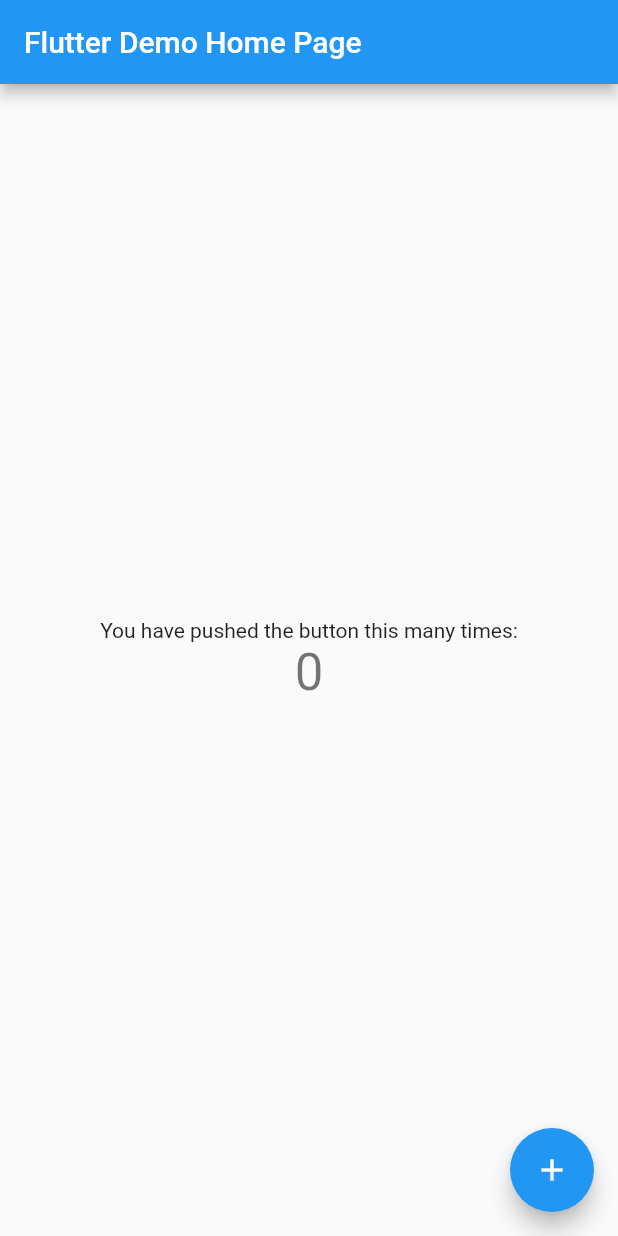
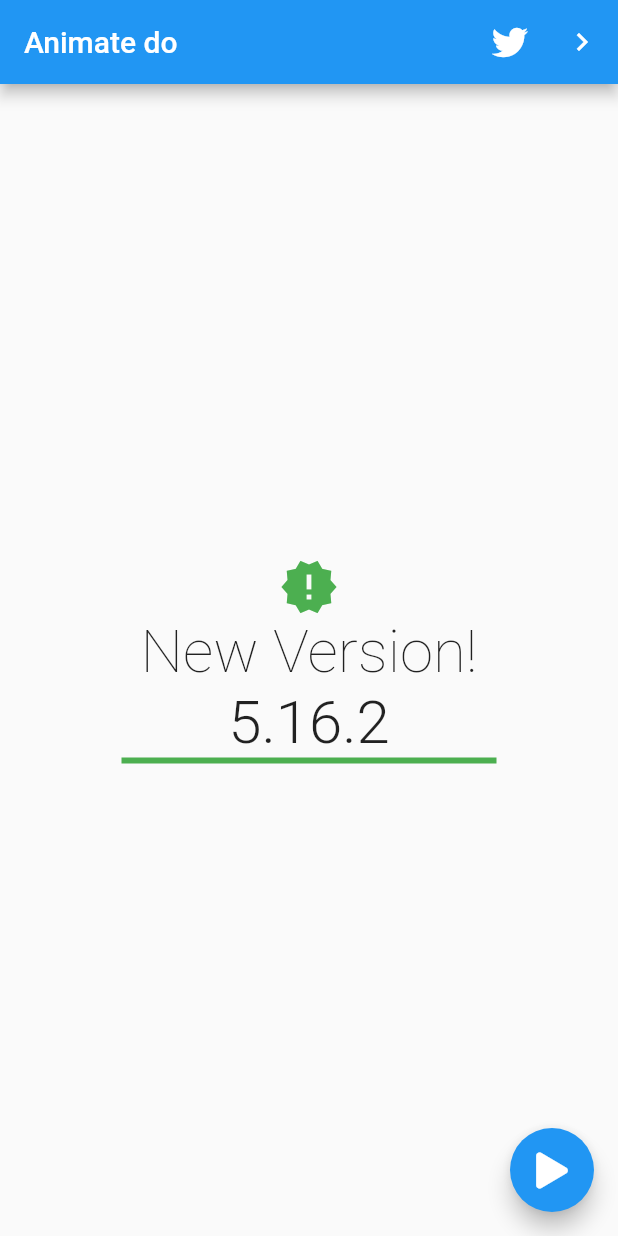
Before and after one commit to IdGalarzaSa/flutter_animate_do, a Flutter app: the screen it shows after launch, on a phone screen of 412 x 824 dp. Run offline on Flutter 3.47's test engine with Material 2 defaults, Android fonts, the phone set to English and light mode, and no system bars; our stand-ins replace animate_do, font_awesome_flutter.

Commit message:
Page 1 with Animations

```diff
--- a/lib/main.dart
+++ b/lib/main.dart
@@ -1,113 +1,17 @@
+import 'package:animate_do_app/src/pages/page1_page.dart';
 import 'package:flutter/material.dart';
 
-void main() {
-  runApp(MyApp());
-}
+void main() => runApp(MyApp());
 
 class MyApp extends StatelessWidget {
-  // This widget is the root of your application.
   @override
   Widget build(BuildContext context) {
     return MaterialApp(
-      title: 'Flutter Demo',
-      theme: ThemeData(
-        // This is the theme of your application.
-        //
-        // Try running your application with "flutter run". You'll see the
-        // application has a blue toolbar. Then, without quitting the app, try
-        // changing the primarySwatch below to Colors.green and then invoke
-        // "hot reload" (press "r" in the console where you ran "flutter run",
-        // or simply save your changes to "hot reload" in a Flutter IDE).
-        // Notice that the counter didn't reset back to zero; the application
-        // is not restarted.
-        primarySwatch: Colors.blue,
-      ),
-      home: MyHomePage(title: 'Flutter Demo Home Page'),
+      title: 'Animate_do',
+      initialRoute: Page1.routeName,
+      routes: {
+        Page1.routeName: (BuildContext context) => Page1(),
+      },
     );
   }
 }
-
-class MyHomePage extends StatefulWidget {
-  MyHomePage({Key key, this.title}) : super(key: key);
-
-  // This widget is the home page of your application. It is stateful, meaning
-  // that it has a State object (defined below) that contains fields that affect
-  // how it looks.
-
-  // This class is the configuration for the state. It holds the values (in this
-  // case the title) provided by the parent (in this case the App widget) and
-  // used by the build method of the State. Fields in a Widget subclass are
-  // always marked "final".
-
-  final String title;
-
-  @override
-  _MyHomePageState createState() => _MyHomePageState();
-}
-
-class _MyHomePageState extends State<MyHomePage> {
-  int _counter = 0;
-
-  void _incrementCounter() {
-    setState(() {
-      // This call to setState tells the Flutter framework that something has
-      // changed in this State, which causes it to rerun the build method below
-      // so that the display can reflect the updated values. If we changed
-      // _counter without calling setState(), then the build method would not be
-      // called again, and so nothing would appear to happen.
-      _counter++;
-    });
-  }
-
-  @override
-  Widget build(BuildContext context) {
-    // This method is rerun every time setState is called, for instance as done
-    // by the _incrementCounter method above.
-    //
-    // The Flutter framework has been optimized to make rerunning build methods
-    // fast, so that you can just rebuild anything that needs updating rather
-    // than having to individually change instances of widgets.
-    return Scaffold(
-      appBar: AppBar(
-        // Here we take the value from the MyHomePage object that was created by
-        // the App.build method, and use it to set our appbar title.
-        title: Text(widget.title),
-      ),
-      body: Center(
-        // Center is a layout widget. It takes a single child and positions it
-        // in the middle of the parent.
-        child: Column(
-          // Column is also a layout widget. It takes a list of children and
-          // arranges them vertically. By default, it sizes itself to fit its
-          // children horizontally, and tries to be as tall as its parent.
-          //
-          // Invoke "debug painting" (press "p" in the console, choose the
-          // "Toggle Debug Paint" action from the Flutter Inspector in Android
-          // Studio, or the "Toggle Debug Paint" command in Visual Studio Code)
-          // to see the wireframe for each widget.
-          //
-          // Column has various properties to control how it sizes itself and
-          // how it positions its children. Here we use mainAxisAlignment to
-          // center the children vertically; the main axis here is the vertical
-          // axis because Columns are vertical (the cross axis would be
-          // horizontal).
-          mainAxisAlignment: MainAxisAlignment.center,
-          children: <Widget>[
-            Text(
-              'You have pushed the button this many times:',
-            ),
-            Text(
-              '$_counter',
-              style: Theme.of(context).textTheme.headline4,
-            ),
-          ],
-        ),
-      ),
-      floatingActionButton: FloatingActionButton(
-        onPressed: _incrementCounter,
-        tooltip: 'Increment',
-        child: Icon(Icons.add),
-      ), // This trailing comma makes auto-formatting nicer for build methods.
-    );
-  }
-}
--- /dev/null
+++ b/lib/src/pages/page1_page.dart
@@ -0,0 +1,73 @@
+import 'package:animate_do/animate_do.dart';
+import 'package:flutter/cupertino.dart';
+import 'package:flutter/material.dart';
+import 'package:font_awesome_flutter/font_awesome_flutter.dart';
+
+class Page1 extends StatelessWidget {
+  static final String routeName = 'Page1';
+
+  @override
+  Widget build(BuildContext context) {
+    return Scaffold(
+      appBar: AppBar(
+        title: FadeIn(
+            duration: Duration(milliseconds: 2500), child: Text('Animate do')),
+        actions: [
+          IconButton(icon: FaIcon(FontAwesomeIcons.twitter), onPressed: () {}),
+          SlideInLeft(
+            from: 100,
+            child: IconButton(
+                icon: Icon(Icons.navigate_next),
+                onPressed: () {
+                  Navigator.push(
+                    context,
+                    CupertinoPageRoute(
+                      builder: (BuildContext context) => Page1(),
+                    ),
+                  );
+                }),
+          )
+        ],
+      ),
+      body: Center(
+        child: Column(
+          mainAxisAlignment: MainAxisAlignment.center,
+          children: [
+            ElasticIn(
+              delay: Duration(milliseconds: 1100),
+              child: Icon(Icons.new_releases, color: Colors.green, size: 40),
+            ),
+            FadeInDown(
+              delay: Duration(milliseconds: 200),
+              child: Text(
+                "New Version!",
+                style: TextStyle(fontSize: 40, fontWeight: FontWeight.w200),
+              ),
+            ),
+            FadeInDown(
+              delay: Duration(milliseconds: 800),
+              child: Text(
+                "5.16.2",
+                style: TextStyle(fontSize: 40, fontWeight: FontWeight.w300),
+              ),
+            ),
+            FadeInLeft(
+              delay: Duration(milliseconds: 1100),
+              child: Container(
+                width: 250,
+                height: 4,
+                color: Colors.green,
+              ),
+            )
+          ],
+        ),
+      ),
+      floatingActionButton: ElasticInRight(
+        child: FloatingActionButton(
+          child: FaIcon(FontAwesomeIcons.play),
+          onPressed: () {},
+        ),
+      ),
+    );
+  }
+}
--- a/pubspec.yaml
+++ b/pubspec.yaml
@@ -28,6 +28,8 @@ dependencies:
   # The following adds the Cupertino Icons font to your application.
   # Use with the CupertinoIcons class for iOS style icons.
   cupertino_icons: ^1.0.2
+  animate_do: ^2.0.0
+  font_awesome_flutter: ^9.0.0
 
 dev_dependencies:
   flutter_test:
```
Also changed, not shown: pubspec.lock.
